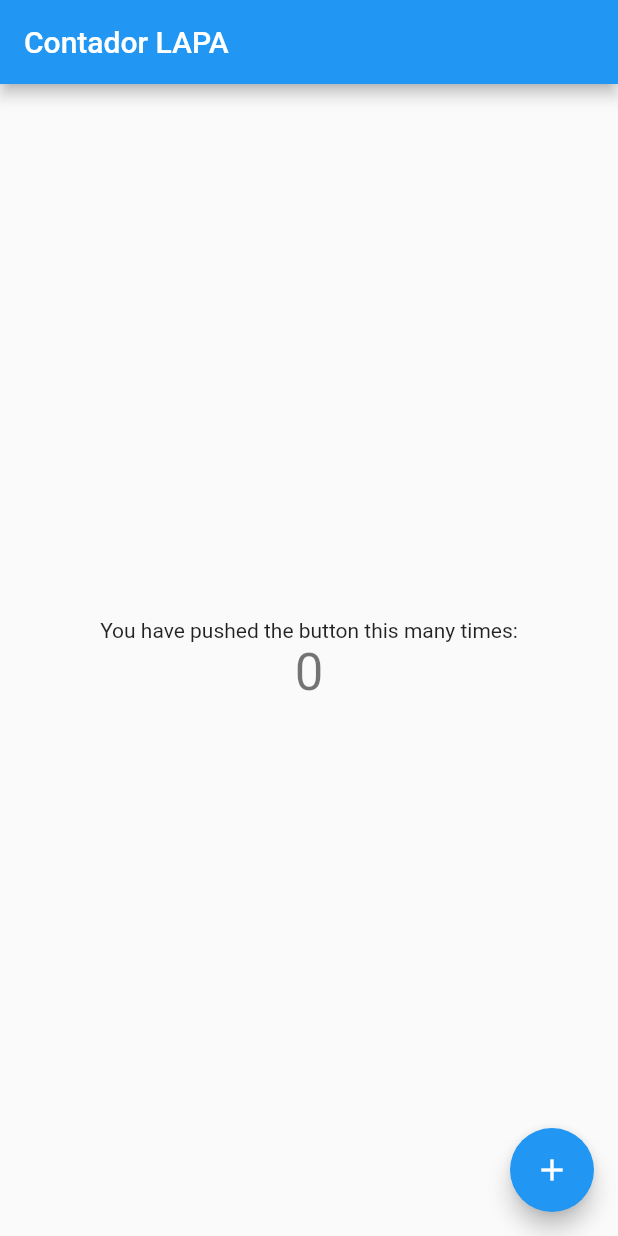
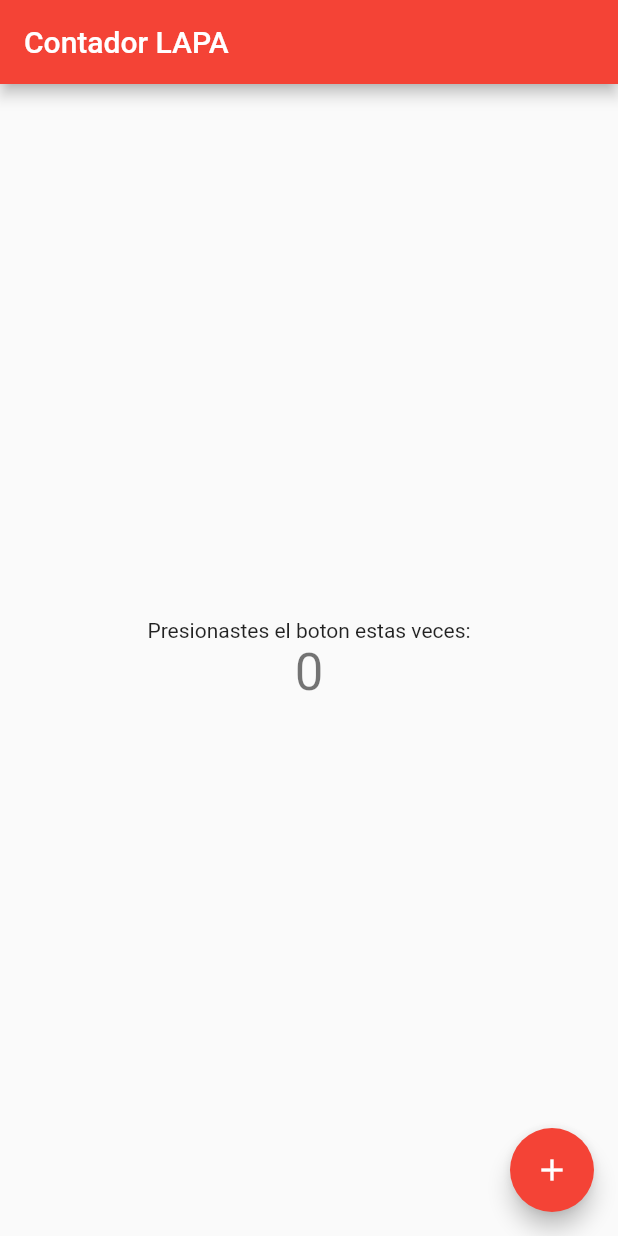
Before and after one commit to gjr17/contador, a Flutter app: the screen it shows after launch, on a phone screen of 412 x 824 dp. Run offline on Flutter 3.47's test engine with Material 2 defaults, Android fonts, the phone set to English and light mode, and no system bars.

Commit message:
Se cambio el color de la interface y el idioma

```diff
--- a/lib/main.dart
+++ b/lib/main.dart
@@ -11,6 +11,7 @@ class MyApp extends StatelessWidget {
   @override
   Widget build(BuildContext context) {
     return MaterialApp(
+      debugShowCheckedModeBanner: false,
       title: 'Contador LAPA',
       theme: ThemeData(
           // This is the theme of your application.
@@ -22,8 +23,7 @@ class MyApp extends StatelessWidget {
           // or simply save your changes to "hot reload" in a Flutter IDE).
           // Notice that the counter didn't reset back to zero; the application
           // is not restarted.
-        primarySwatch: Colors.blue,
-      ),
+          primarySwatch: Colors.red),
       home: const MyHomePage(title: 'Contador LAPA'),
     );
   }
@@ -96,7 +96,7 @@ class _MyHomePageState extends State<MyHomePage> {
           mainAxisAlignment: MainAxisAlignment.center,
           children: <Widget>[
             const Text(
-              'You have pushed the button this many times:',
+              'Presionastes el boton estas veces:',
             ),
             Text(
               '$_counter',
```
Lines whose indentation alone changed are shown as unchanged.
